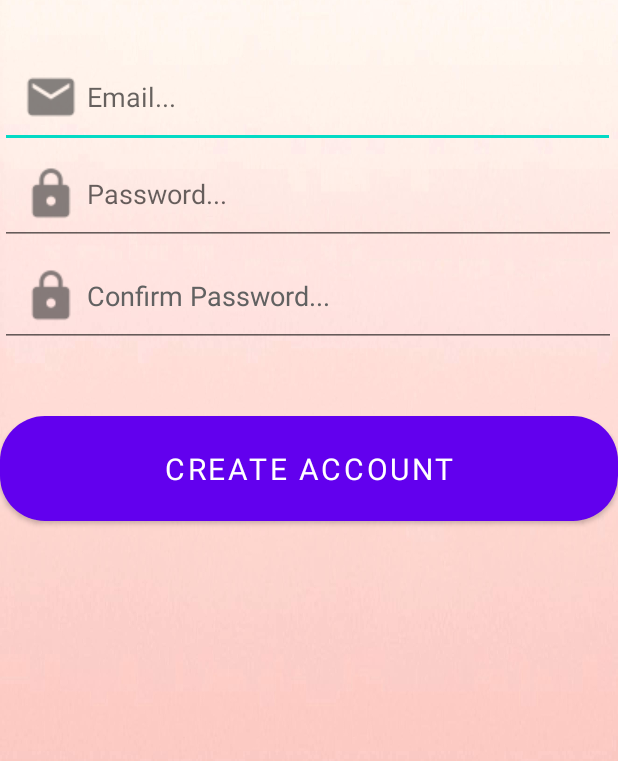
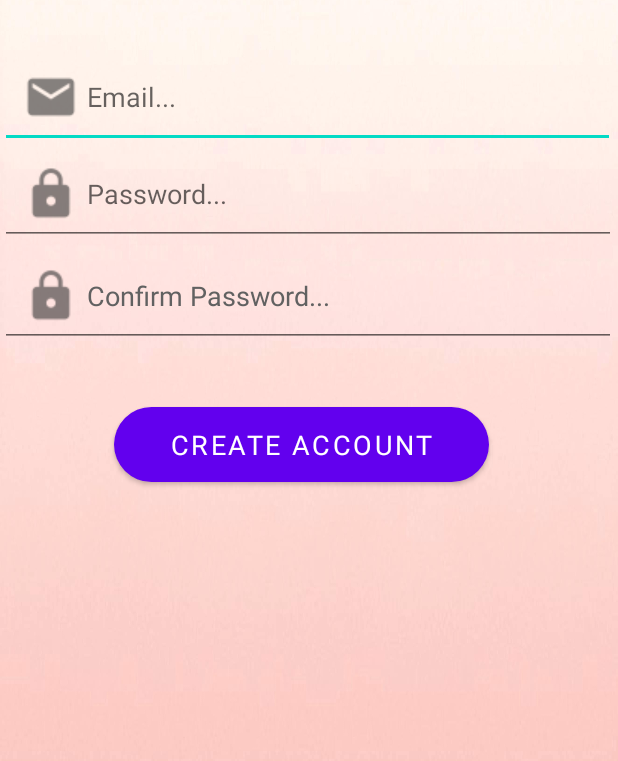
Before and after one commit to liralgazi/give_and_take_app, an Android app: the RegisterActivity screen opened directly, with no data from a screen before it, on a phone screen of 412 x 824 dp, the part 413-1174 px from its top. Run offline under Robolectric (Android 15) with nearby library versions, the phone set to English and light mode, and no system bars.

Commit message:
change screens

```diff
--- a/app/src/main/res/layout/activity_register.xml
+++ b/app/src/main/res/layout/activity_register.xml
@@ -73,17 +73,16 @@
 
     <Button
         android:id="@+id/register_create_account"
-        android:layout_width="match_parent"
-        android:layout_height="wrap_content"
+        android:layout_width="250dp"
+        android:layout_height="50dp"
         android:layout_alignParentStart="true"
         android:layout_alignParentBottom="true"
-        android:layout_marginStart="0dp"
-        android:layout_marginBottom="201dp"
+        android:layout_marginStart="76dp"
+        android:layout_marginBottom="227dp"
         android:background="@drawable/button"
         android:fontFamily="sans-serif"
-        android:padding="15dp"
         android:text="@string/create_account"
         android:textAlignment="center"
         android:textColor="@color/white"
-        android:textSize="20sp" />
+        android:textSize="18sp" />
 </RelativeLayout>
```
